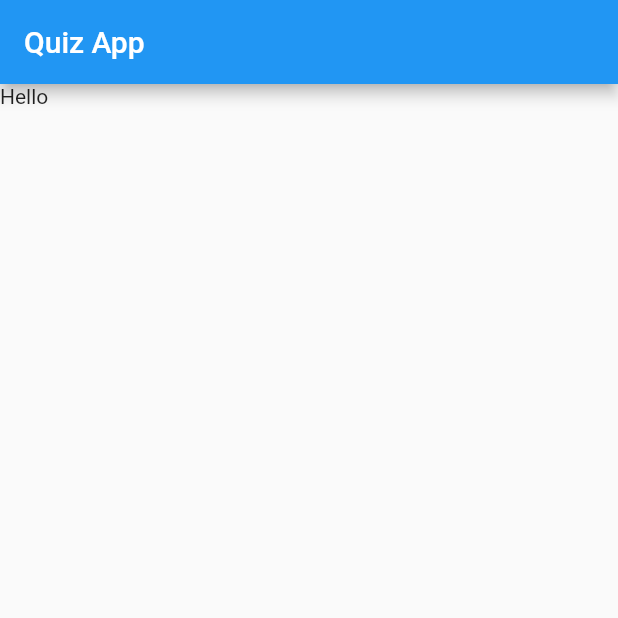
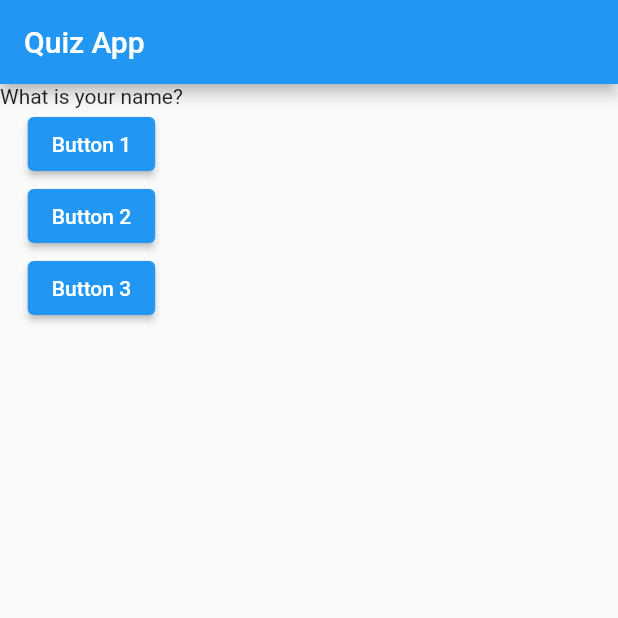
Before and after one commit to okwy00100/flutter-quiz-app, a Flutter app: the screen it shows after launch, on a phone screen of 412 x 824 dp, the top half of it. Run offline on Flutter 3.47's test engine with Material 2 defaults, Android fonts, the phone set to English and light mode, and no system bars.

```diff
--- a/lib/main.dart
+++ b/lib/main.dart
@@ -4,15 +4,58 @@ void main() {
   runApp(MyApp());
 }
 
-class MyApp extends StatelessWidget {
+class MyApp extends StatefulWidget {
+@override
+  State<StatefulWidget> createState() {
+    return MyAppPage();
+  }
+}
+
+class MyAppPage extends State<MyApp>{
+  var questionIndex = 0;
+
+  void answerQuestion() {
+    questionIndex++;
+    print('Answered question $questionIndex');
+  }
+
+  // void answerQuestion2() {
+  //   print('Pressed Button 2');
+  // }
+
+  // void answerQuestion3() {
+  //   print('Pressed Button 3');
+  // }
+
   @override
   Widget build(BuildContext context) {
+    var questions = [
+      'What is your name?',
+      'What\'s your favorite color?',
+    ];
     return MaterialApp(
       home: Scaffold(
         appBar: AppBar(
           title: Text('Quiz App'),
         ),
-        body: Text('Hello'),
+        body: Column(
+          children: [
+            Text(questions[questionIndex]),
+            // Text('Hello'),
+            ElevatedButton(
+              child: Text('Button 1'),
+              onPressed: () => answerQuestion(),
+            ),
+            ElevatedButton(
+              child: Text('Button 2'),
+              onPressed: () => answerQuestion(),
+            ),
+            ElevatedButton(
+              child: Text('Button 3'),
+              onPressed: answerQuestion,
+            ),
+          ],
+        ),
       ),
     );
   }
```
